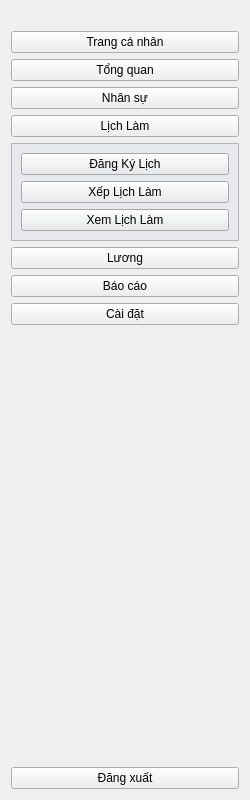
Old version of the form src/view/sidebar_widget.ui in the repository vttaan/OOP---Management-Application-Project.
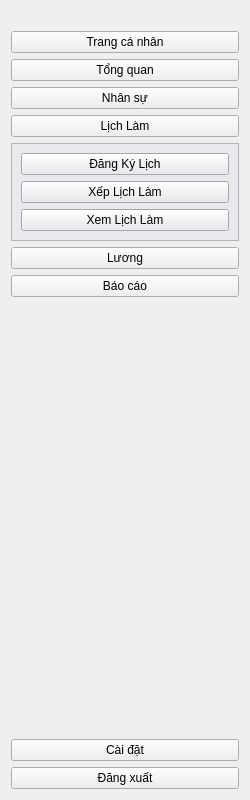
New version of the form.

Commit message:
Sidebar icons, pay-type badges & UI fixes
Add 7 SVG assets and register them in resources.qrc; redesign sidebar with a dark-navy theme, move spacer to pin Settings/Logout to bottom, add icons to menu buttons and refine profile card styling. EmployeesWidget: remove profile click/eventFilter, fix badge left-alignment margins, add createPayTypeBadge and replace pay-type text with styled badges, correct role string typo ("Manage"), and adjust header column resize modes and widths. Remove corresponding controller connection and update AI usage log.

```diff
--- a/src/view/sidebar_widget.ui
+++ b/src/view/sidebar_widget.ui
@@ -96,13 +96,6 @@
      </property>
     </widget>
    </item>
-   <item>
-    <widget class="QPushButton" name="btnMenu_Settings">
-     <property name="text">
-      <string>Cài đặt</string>
-     </property>
-    </widget>
-   </item>
    <item>
     <spacer name="verticalSpacer">
      <property name="orientation">
@@ -119,6 +112,13 @@
      </property>
     </spacer>
    </item>
+   <item>
+    <widget class="QPushButton" name="btnMenu_Settings">
+     <property name="text">
+      <string>Cài đặt</string>
+     </property>
+    </widget>
+   </item>
    <item>
     <widget class="QPushButton" name="btnLogout">
      <property name="text">
```
The commit also changes 13 other files.
